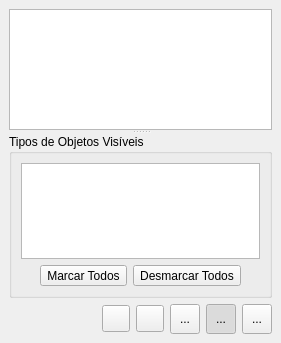
This is pgmodeler_ui/ui/visaoobjetoswidget.ui in erdincay/pgmodeler-old as Qt 5 draws it before an edit. The edited form follows.
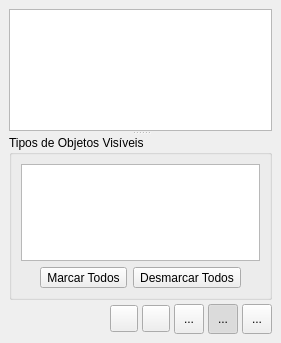
This is the edited form. Icons and pictures are not drawn.

```diff
--- a/pgmodeler_ui/ui/visaoobjetoswidget.ui
+++ b/pgmodeler_ui/ui/visaoobjetoswidget.ui
@@ -28,6 +28,9 @@
     <bool>true</bool>
    </property>
    <layout class="QGridLayout" name="gridLayout_5">
+    <property name="spacing">
+     <number>4</number>
+    </property>
     <item row="0" column="0">
      <widget class="QSplitter" name="splitter">
       <property name="orientation">
```
